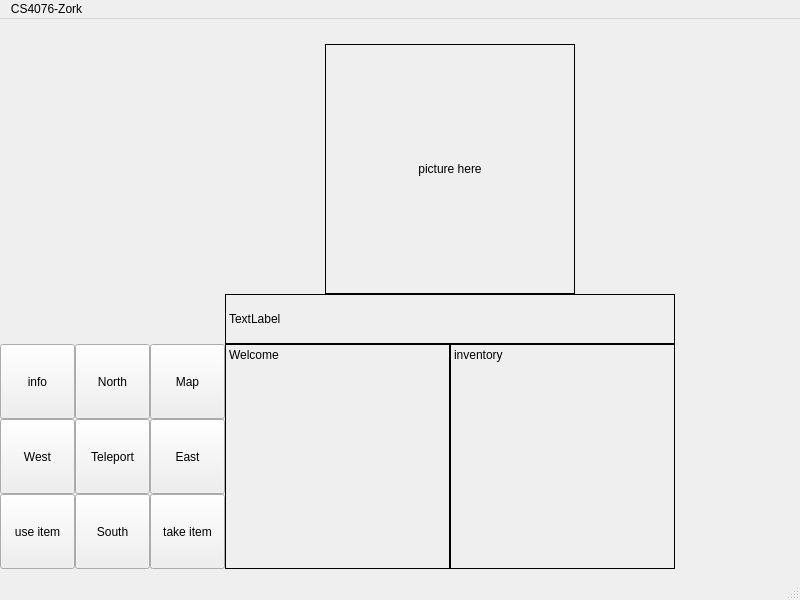
Qt form GUI/ZORK/mainwindow.ui (CRZ-7436/CS4076-Zork) before a commit.
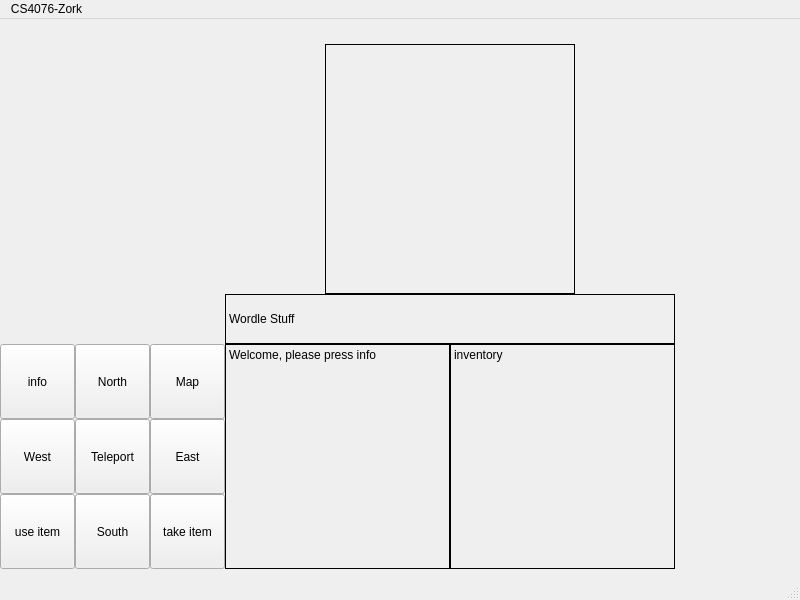
The same form after that commit.

Commit message: ui mostly working, can't get the picture label to change photo without crashing

Patch:
```diff
--- a/GUI/ZORK/mainwindow.ui
+++ b/GUI/ZORK/mainwindow.ui
@@ -105,7 +105,7 @@
      <enum>QFrame::Box</enum>
     </property>
     <property name="text">
-     <string>Welcome</string>
+     <string>Welcome, please press info</string>
     </property>
     <property name="alignment">
      <set>Qt::AlignLeading|Qt::AlignLeft|Qt::AlignTop</set>
@@ -150,7 +150,7 @@
      <enum>QFrame::Box</enum>
     </property>
     <property name="text">
-     <string>picture here</string>
+     <string/>
     </property>
     <property name="alignment">
      <set>Qt::AlignCenter</set>
@@ -188,7 +188,7 @@
      <enum>QFrame::Box</enum>
     </property>
     <property name="text">
-     <string>TextLabel</string>
+     <string>Wordle Stuff</string>
     </property>
    </widget>
    <widget class="QPushButton" name="pushButton_12">
```
Left out of the diff: 15 changed lines with no effect on the pictures. The commit also changes 6 other files.
